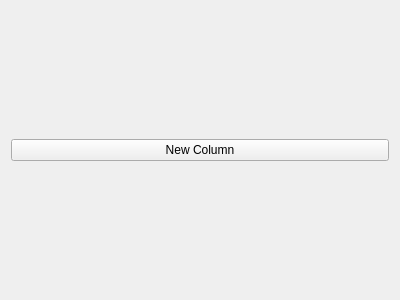
Old version of the form boardwidget.ui in the repository thomper/ahfk.
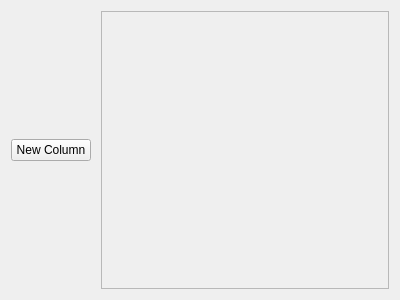
New version of the form.

What changed in the file:
```diff
--- a/boardwidget.ui
+++ b/boardwidget.ui
@@ -27,11 +27,26 @@
       </widget>
      </item>
      <item>
+      <widget class="QScrollArea" name="scrollArea">
+       <property name="widgetResizable">
+        <bool>true</bool>
+       </property>
+       <widget class="QWidget" name="scrollAreaWidgetContents">
+        <property name="geometry">
+         <rect>
+          <x>0</x>
+          <y>0</y>
+          <width>600</width>
+          <height>400</height>
+         </rect>
+        </property>
       <layout class="QHBoxLayout" name="columnsLayout">
        <property name="spacing">
         <number>10</number>
        </property>
       </layout>
+       </widget>
+      </widget>
      </item>
     </layout>
    </item>
```
Lines whose indentation alone changed are shown as unchanged.
